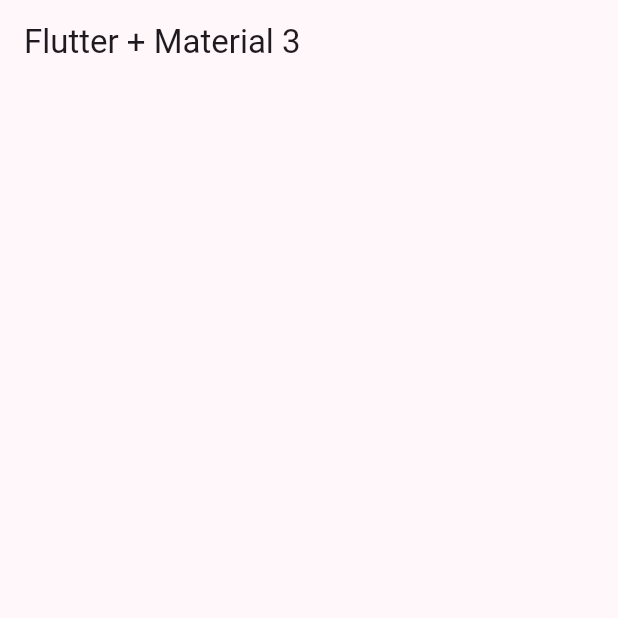
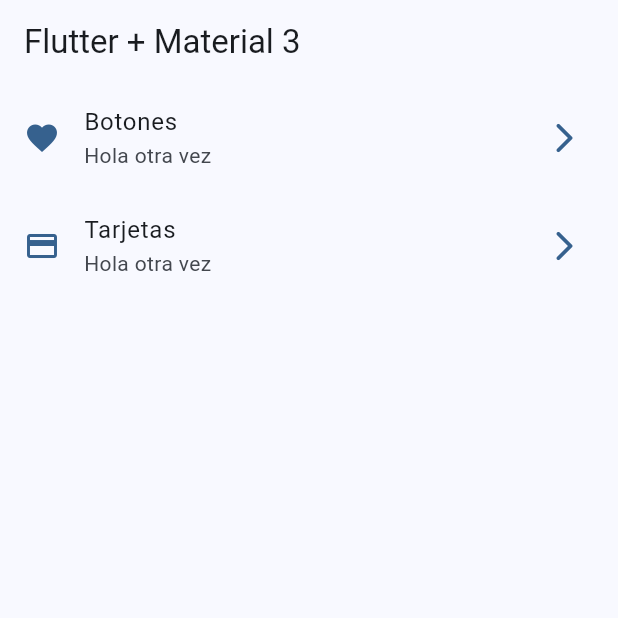
Before and after one commit to josbertjg/widgets_app, a Flutter app: the screen it shows after launch, on a phone screen of 412 x 824 dp, the top half of it. Run offline on Flutter 3.47's test engine with Material 3 defaults, Android fonts, the phone set to English and light mode, and no system bars.

Commit message:
Add list view

```diff
--- a/lib/config/menu/menu_items.dart
+++ b/lib/config/menu/menu_items.dart
@@ -15,11 +15,6 @@ class MenuItem {
 
 const appMenuItems = <MenuItem>[
   MenuItem(
-      title: "Hola mundo",
-      subtitle: "Un subtitulo",
-      link: "/",
-      icon: Icons.home),
-  MenuItem(
       title: "Botones",
       subtitle: "Hola otra vez",
       link: "/buttons",
--- a/lib/config/theme/app_theme.dart
+++ b/lib/config/theme/app_theme.dart
@@ -19,8 +19,14 @@ class AppTheme {
       : assert(selectedColor >= 0 || selectedColor < colorList.length,
             "Selected color must be between 0 and ${colorList.length - 1}");
 
-  ThemeData getTheme() => ThemeData(
-      useMaterial3: true,
-      colorSchemeSeed: colorList[selectedColor],
-      appBarTheme: const AppBarTheme(centerTitle: false));
+  ThemeData getTheme() {
+    final colorScheme =
+        ColorScheme.fromSeed(seedColor: colorList[selectedColor]);
+
+    return ThemeData(
+        useMaterial3: true,
+        colorSchemeSeed: colorList[selectedColor],
+        appBarTheme: const AppBarTheme(centerTitle: false),
+        splashColor: Color(colorScheme.primary.value));
+  }
 }
--- a/lib/main.dart
+++ b/lib/main.dart
@@ -13,7 +13,7 @@ class MainApp extends StatelessWidget {
   @override
   Widget build(BuildContext context) {
     return MaterialApp(
-      theme: AppTheme(selectedColor: 2).getTheme(),
+      theme: AppTheme(selectedColor: 0).getTheme(),
       debugShowCheckedModeBanner: false,
       home: const Scaffold(
         body: HomeScreen(),
--- a/lib/presentation/screens/home/home_screen.dart
+++ b/lib/presentation/screens/home/home_screen.dart
@@ -1,4 +1,5 @@
 import 'package:flutter/material.dart';
+import 'package:widgets_app/config/menu/menu_items.dart';
 
 class HomeScreen extends StatelessWidget {
   const HomeScreen({super.key});
@@ -9,6 +10,44 @@ class HomeScreen extends StatelessWidget {
       appBar: AppBar(
         title: const Text("Flutter + Material 3"),
       ),
+      body: const _HomeView(),
     );
   }
 }
+
+class _HomeView extends StatelessWidget {
+  const _HomeView();
+
+  @override
+  Widget build(BuildContext context) {
+    return ListView.builder(
+        physics: const BouncingScrollPhysics(),
+        itemCount: appMenuItems.length,
+        itemBuilder: (context, index) {
+          final menuItem = appMenuItems[index];
+          return _CustomListTile(menuItem: menuItem);
+        });
+  }
+}
+
+class _CustomListTile extends StatelessWidget {
+  const _CustomListTile({
+    required this.menuItem,
+  });
+
+  final MenuItem menuItem;
+
+  @override
+  Widget build(BuildContext context) {
+    final colors = Theme.of(context).colorScheme;
+
+    return ListTile(
+      title: Text(menuItem.title),
+      subtitle: Text(menuItem.subtitle),
+      leading: Icon(menuItem.icon, color: colors.primary),
+      trailing: Icon(Icons.arrow_forward_ios_rounded, color: colors.primary),
+      // dense: true,
+      onTap: () {},
+    );
+  }
+}
```
